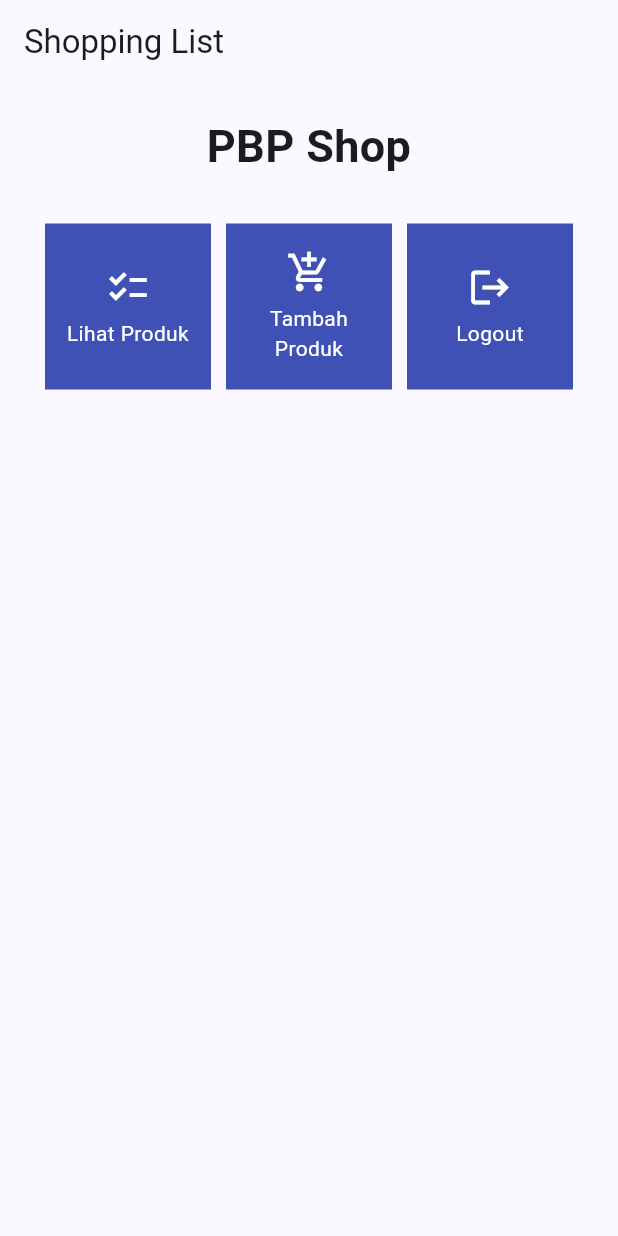
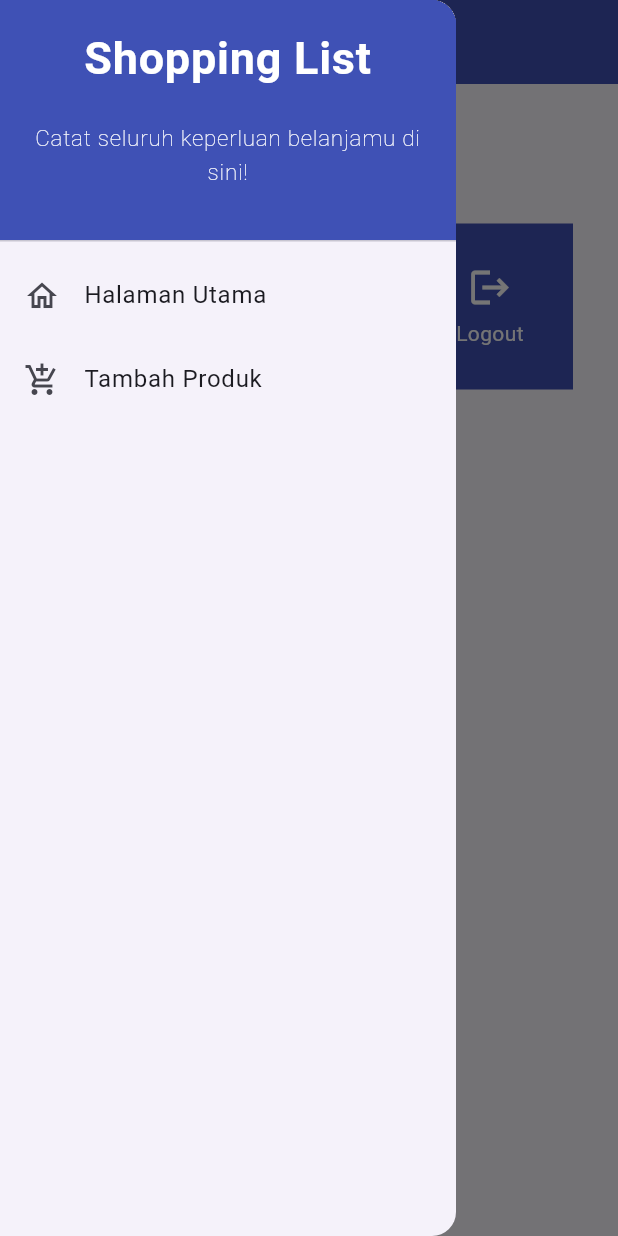
Before and after one commit to bulanath/shopping-list-mobile, a Flutter app: the screen it shows after launch, with the side drawer open (before the commit the screen has no drawer), on a phone screen of 412 x 824 dp. Run offline on Flutter 3.47's test engine with Material 2 defaults, Android fonts, the phone set to English and light mode, and no system bars.

Commit message:
tutorial 7 selesai

```diff
--- a/lib/main.dart
+++ b/lib/main.dart
@@ -1,5 +1,5 @@
 import 'package:flutter/material.dart';
-import 'package:shopping_list/menu.dart';
+import 'package:shopping_list/screens/menu.dart';
 
 void main() {
   runApp(const MyApp());
@@ -31,6 +31,7 @@ class MyApp extends StatelessWidget {
         // tested with just a hot reload.
         colorScheme: ColorScheme.fromSeed(seedColor: Colors.indigo),
         useMaterial3: true,
+        primarySwatch: Colors.indigo,
       ),
       home: MyHomePage(),
     );
--- a/lib/menu.dart
+++ /dev/null
@@ -1,128 +0,0 @@
-import 'package:flutter/material.dart';
-
-class ShopItem {
-  final String name;
-  final IconData icon;
-
-  ShopItem(this.name, this.icon);
-}
-
-class MyHomePage extends StatelessWidget {
-  MyHomePage({Key? key}) : super(key: key);
-
-  final List<ShopItem> items = [
-    ShopItem("Lihat Produk", Icons.checklist),
-    ShopItem("Tambah Produk", Icons.add_shopping_cart),
-    ShopItem("Logout", Icons.logout),
-  ];
-
-  // This widget is the home page of your application. It is stateful, meaning
-  // that it has a State object (defined below) that contains fields that affect
-  // how it looks.
-
-  // This class is the configuration for the state. It holds the values (in this
-  // case the title) provided by the parent (in this case the App widget) and
-  // used by the build method of the State. Fields in a Widget subclass are
-  // always marked "final".
-  // This widget is the home page of your application. It is stateful, meaning
-  // that it has a State object (defined below) that contains fields that affect
-  // how it looks.
-
-  // This class is the configuration for the state. It holds the values (in this
-  // case the title) provided by the parent (in this case the App widget) and
-  // used by the build method of the State. Fields in a Widget subclass are
-  // always marked "final".
-
-  @override
-    Widget build(BuildContext context) {
-        return Scaffold(
-      appBar: AppBar(
-        title: const Text(
-          'Shopping List',
-        ),
-      ),
-      body: SingleChildScrollView(
-        // Widget wrapper yang dapat discroll
-        child: Padding(
-          padding: const EdgeInsets.all(10.0), // Set padding dari halaman
-          child: Column(
-            // Widget untuk menampilkan children secara vertikal
-            children: <Widget>[
-              const Padding(
-                padding: EdgeInsets.only(top: 10.0, bottom: 10.0),
-                // Widget Text untuk menampilkan tulisan dengan alignment center dan style yang sesuai
-                child: Text(
-                  'PBP Shop', // Text yang menandakan toko
-                  textAlign: TextAlign.center,
-                  style: TextStyle(
-                    fontSize: 30,
-                    fontWeight: FontWeight.bold,
-                  ),
-                ),
-              ),
-              // Grid layout
-              GridView.count(
-                // Container pada card kita.
-                primary: true,
-                padding: const EdgeInsets.all(20),
-                crossAxisSpacing: 10,
-                mainAxisSpacing: 10,
-                crossAxisCount: 3,
-                shrinkWrap: true,
-                children: items.map((ShopItem item) {
-                  // Iterasi untuk setiap item
-                  return ShopCard(item);
-                }).toList(),
-              ),
-            ],
-          ),
-        ),
-      ),
-    );
-  }
-}
-
-class ShopCard extends StatelessWidget {
-  final ShopItem item;
-
-  const ShopCard(this.item, {super.key}); // Constructor
-
-  @override
-  Widget build(BuildContext context) {
-    return Material(
-      color: Colors.indigo,
-      child: InkWell(
-        // Area responsive terhadap sentuhan
-        onTap: () {
-          // Memunculkan SnackBar ketika diklik
-          ScaffoldMessenger.of(context)
-            ..hideCurrentSnackBar()
-            ..showSnackBar(SnackBar(
-                content: Text("Kamu telah menekan tombol ${item.name}!")));
-        },
-        child: Container(
-          // Container untuk menyimpan Icon dan Text
-          padding: const EdgeInsets.all(8),
-          child: Center(
-            child: Column(
-              mainAxisAlignment: MainAxisAlignment.center,
-              children: [
-                Icon(
-                  item.icon,
-                  color: Colors.white,
-                  size: 30.0,
-                ),
-                const Padding(padding: EdgeInsets.all(3)),
-                Text(
-                  item.name,
-                  textAlign: TextAlign.center,
-                  style: const TextStyle(color: Colors.white),
-                ),
-              ],
-            ),
-          ),
-        ),
-      ),
-    );
-  }
-}
--- /dev/null
+++ b/lib/screens/menu.dart
@@ -0,0 +1,74 @@
+import 'package:flutter/material.dart';
+import 'package:shopping_list/widgets/left_drawer.dart';
+import 'package:shopping_list/widgets/shop_card.dart';
+
+class MyHomePage extends StatelessWidget {
+  MyHomePage({Key? key}) : super(key: key);
+
+  // This widget is the home page of your application. It is stateful, meaning
+  // that it has a State object (defined below) that contains fields that affect
+  // how it looks.
+
+  // This class is the configuration for the state. It holds the values (in this
+  // case the title) provided by the parent (in this case the App widget) and
+  // used by the build method of the State. Fields in a Widget subclass are
+  // always marked "final".
+
+  final List<ShopItem> items = [
+    ShopItem("Lihat Produk", Icons.checklist),
+    ShopItem("Tambah Produk", Icons.add_shopping_cart),
+    ShopItem("Logout", Icons.logout),
+  ];
+
+  @override
+  Widget build(BuildContext context) {
+    return Scaffold(
+      appBar: AppBar(
+        centerTitle: false,
+        title: const Text(
+          'Shopping List',
+          ),
+        backgroundColor: Colors.indigo,
+        foregroundColor: Colors.white,
+      ),
+      drawer: const LeftDrawer(),
+      body: SingleChildScrollView(
+        // Widget wrapper yang dapat discroll
+        child: Padding(
+          padding: const EdgeInsets.all(10.0), // Set padding dari halaman
+          child: Column(
+            // Widget untuk menampilkan children secara vertikal
+            children: <Widget>[
+              const Padding(
+                padding: EdgeInsets.only(top: 10.0, bottom: 10.0),
+                // Widget Text untuk menampilkan tulisan dengan alignment center dan style yang sesuai
+                child: Text(
+                  'PBP Shop', // Text yang menandakan toko
+                  textAlign: TextAlign.center,
+                  style: TextStyle(
+                    fontSize: 30,
+                    fontWeight: FontWeight.bold,
+                  ),
+                ),
+              ),
+              // Grid layout
+              GridView.count(
+                // Container pada card kita.
+                primary: true,
+                padding: const EdgeInsets.all(20),
+                crossAxisSpacing: 10,
+                mainAxisSpacing: 10,
+                crossAxisCount: 3,
+                shrinkWrap: true,
+                children: items.map((ShopItem item) {
+                  // Iterasi untuk setiap item
+                  return ShopCard(item);
+                }).toList(),
+              ),
+            ],
+          ),
+        ),
+      ),
+    );
+  }
+}
--- /dev/null
+++ b/lib/widgets/left_drawer.dart
@@ -0,0 +1,71 @@
+import 'package:flutter/material.dart';
+import 'package:shopping_list/screens/menu.dart';
+import 'package:shopping_list/screens/shoplist_form.dart';
+
+class LeftDrawer extends StatelessWidget {
+  const LeftDrawer({super.key});
+
+  @override
+  Widget build(BuildContext context) {
+    return Drawer(
+      child: ListView(
+        children: [
+          const DrawerHeader(
+            decoration: BoxDecoration(
+              color: Colors.indigo,
+            ),
+            child: Column(
+              children: [
+                Text(
+                  'Shopping List',
+                  textAlign: TextAlign.center,
+                  style: TextStyle(
+                    fontSize: 30,
+                    fontWeight: FontWeight.bold,
+                    color: Colors.white,
+                  ),
+                ),
+                Padding(padding: EdgeInsets.all(10)),
+                Text("Catat seluruh keperluan belanjamu di sini!",
+                    // Menambahkan gaya teks dengan center alignment, font ukuran 15, warna putih, dan weight biasa
+                  style: TextStyle(
+                    fontSize: 15,
+                    color: Colors.white,
+                    fontWeight: FontWeight.w100,
+                  ),
+                  textAlign: TextAlign.center,
+                ),
+              ],
+            ),
+          ),
+          ListTile(
+            leading: const Icon(Icons.home_outlined),
+            title: const Text('Halaman Utama'),
+            // Bagian redirection ke MyHomePage
+            onTap: () {
+              Navigator.pushReplacement(
+                  context,
+                  MaterialPageRoute(
+                    builder: (context) => MyHomePage(),
+                  ));
+            },
+          ),
+          ListTile(
+            leading: const Icon(Icons.add_shopping_cart),
+            title: const Text('Tambah Produk'),
+            // Bagian redirection ke ShopFormPage
+            onTap: () {
+              /*
+              Routing ke ShopFormPage di sini, setelah halaman ShopFormPage sudah dibuat.
+              */
+              Navigator.pushReplacement(
+                context,
+                MaterialPageRoute(builder: (context) => ShopFormPage())
+              );
+            },
+          ),
+        ],
+      ),
+    );
+  }
+}
--- /dev/null
+++ b/lib/widgets/shop_card.dart
@@ -0,0 +1,65 @@
+import 'package:flutter/material.dart';
+import 'package:shopping_list/screens/shoplist_form.dart';
+
+class ShopItem {
+  final String name;
+  final IconData icon;
+
+  ShopItem(this.name, this.icon);
+}
+
+class ShopCard extends StatelessWidget {
+  final ShopItem item;
+
+  const ShopCard(this.item, {super.key}); // Constructor
+
+  @override
+  Widget build(BuildContext context) {
+    return Material(
+      color: Colors.indigo,
+      child: InkWell(
+        // Area responsive terhadap sentuhan
+        onTap: () {
+          // Memunculkan SnackBar ketika diklik
+          ScaffoldMessenger.of(context)
+            ..hideCurrentSnackBar()
+            ..showSnackBar(SnackBar(
+                content: Text("Kamu telah menekan tombol ${item.name}!")));
+
+          // Navigate ke route yang sesuai (tergantung jenis tombol)
+          if (item.name == "Tambah Produk") {
+            // Melakukan navigasi ke MaterialPageRoute yang mencakup ShopFormPage.
+            Navigator.push(
+              context,
+              MaterialPageRoute(
+                builder: (context) => ShopFormPage(),
+              ),
+            );
+          }
+        },
+        child: Container(
+          // Container untuk menyimpan Icon dan Text
+          padding: const EdgeInsets.all(8),
+          child: Center(
+            child: Column(
+              mainAxisAlignment: MainAxisAlignment.center,
+              children: [
+                Icon(
+                  item.icon,
+                  color: Colors.white,
+                  size: 30.0,
+                ),
+                const Padding(padding: EdgeInsets.all(3)),
+                Text(
+                  item.name,
+                  textAlign: TextAlign.center,
+                  style: const TextStyle(color: Colors.white),
+                ),
+              ],
+            ),
+          ),
+        ),
+      ),
+    );
+  }
+}
```
Also changed, not shown: lib/screens/shoplist_form.dart (added, +185 -0 lines).
